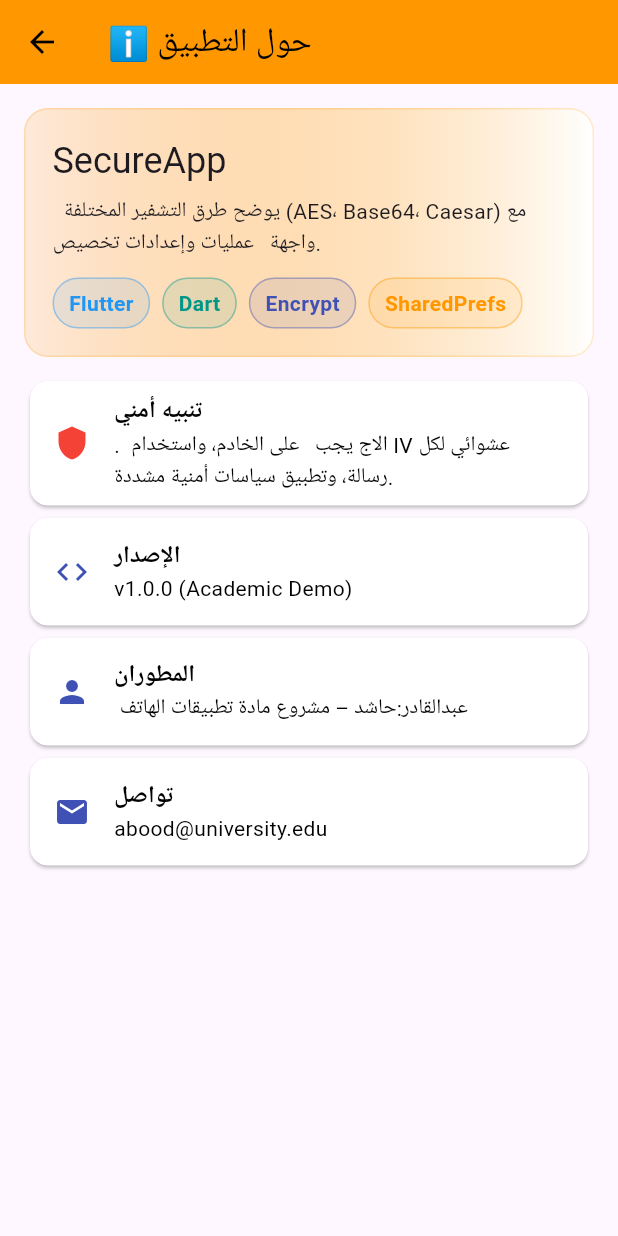
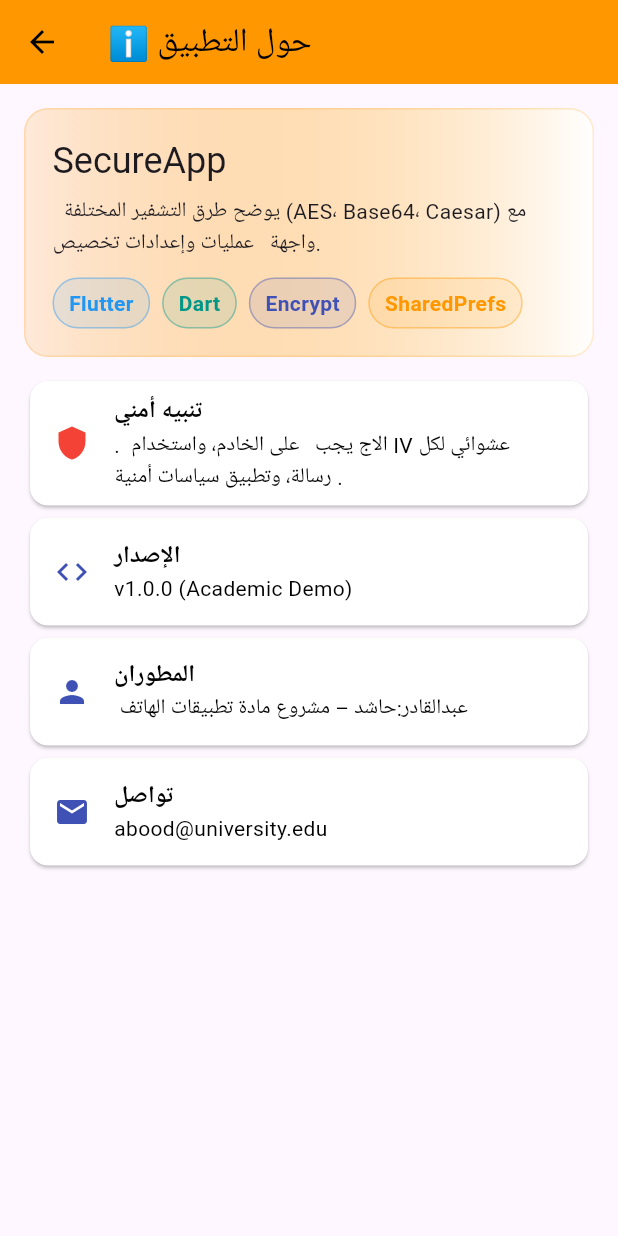
Before and after one commit to hashedalmaswi/my-project, a Flutter app: the AboutPage screen opened directly, on a phone screen of 412 x 824 dp. Run offline on Flutter 3.47's test engine with Material 3 defaults, Android fonts, the phone set to English and light mode, and no system bars; our stand-ins replace shared_preferences; missing offline and left inert: encrypt; accounts and stored records are empty.

```diff
--- a/lib/about_page.dart
+++ b/lib/about_page.dart
@@ -69,7 +69,7 @@
           ),
           const SizedBox(height: 12),
           _tile(Icons.shield, 'تنبيه أمني',
-              '.  الاج يجب   على الخادم، واستخدام IV عشوائي لكل رسالة، وتطبيق سياسات أمنية مشددة.',
+              '.  الاج يجب   على الخادم، واستخدام IV عشوائي لكل رسالة، وتطبيق سياسات أمنية .',
               color: Colors.red),
           _tile(Icons.code, 'الإصدار', 'v1.0.0 (Academic Demo)'),
           _tile(Icons.person, 'المطوران', ' عبدالقادر:حاشد – مشروع مادة تطبيقات الهاتف'),
```
